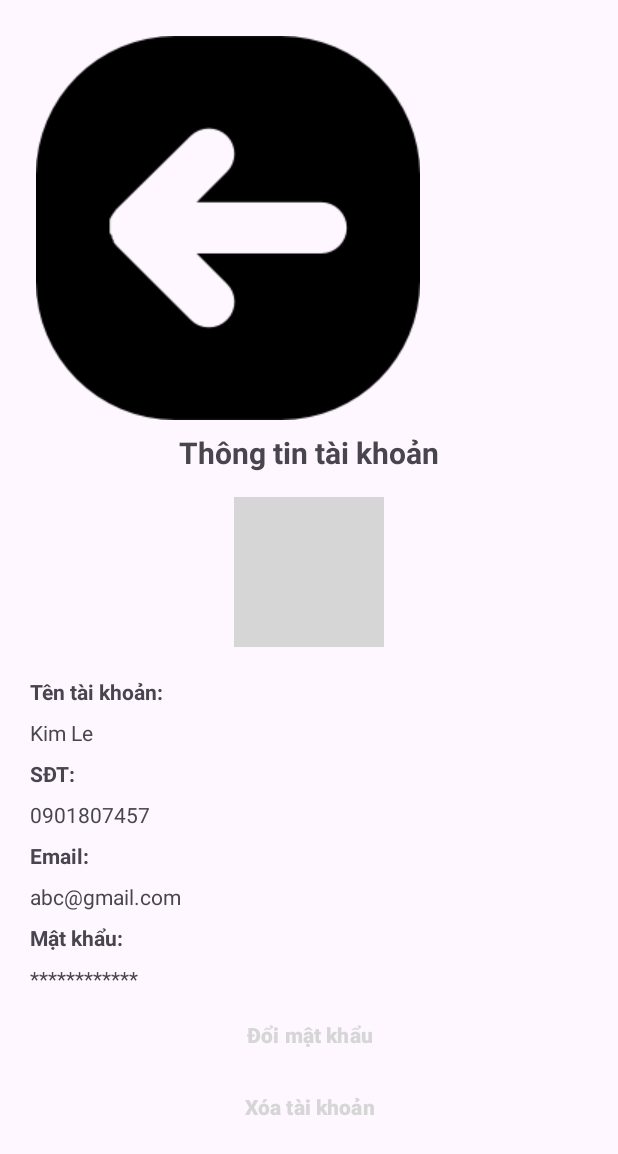
After one commit to uit-ntn/NT118.P12-Team-1, an Android app: the layout activity_account_info.xml on its own in the app's theme, with its tools: preview values and no code run, on a phone screen of 412 x 824 dp. The commit adds this screen. Shown: the top 1154 px of the screen. Run offline under Robolectric (Android 15) with nearby library versions, the phone set to English and light mode, and no system bars; grey boxes are pictures that could not be loaded.

Commit message:
account info activity

```diff
--- a/app/src/main/AndroidManifest.xml
+++ b/app/src/main/AndroidManifest.xml
@@ -52,12 +52,6 @@
         <activity
             android:name=".activities.MapActivity"
             android:exported="true" />
-
-        <!-- MainActivity -->
-        <activity
-            android:name=".MainActivity"
-            android:exported="true" />
-
         <!-- LoginActivity -->
         <activity
             android:name=".activities.LoginActivity"
--- /dev/null
+++ b/app/src/main/res/layout/activity_account_info.xml
@@ -0,0 +1,139 @@
+<LinearLayout
+    xmlns:android="http://schemas.android.com/apk/res/android"
+    xmlns:tools="http://schemas.android.com/tools"
+    android:layout_width="match_parent"
+    android:layout_height="match_parent"
+    android:orientation="vertical"
+    android:padding="16dp"
+    tools:context=".AccountInfoActivity">
+
+    <!-- Back Button -->
+    <ImageView
+        android:id="@+id/backButton"
+        android:layout_width="wrap_content"
+        android:layout_height="wrap_content"
+        android:src="@drawable/ic_back"
+        android:contentDescription="Back"
+        android:padding="8dp" />
+
+    <!-- Title -->
+    <TextView
+        android:id="@+id/titleText"
+        android:layout_width="match_parent"
+        android:layout_height="wrap_content"
+        android:text="Thông tin tài khoản"
+        android:textSize="20sp"
+        android:textStyle="bold"
+        android:gravity="center"
+        android:paddingBottom="16dp" />
+
+    <!-- Profile Picture with Crown Icon -->
+    <FrameLayout
+        android:layout_width="wrap_content"
+        android:layout_height="wrap_content"
+        android:layout_gravity="center"
+        android:paddingBottom="16dp">
+
+        <ImageView
+            android:id="@+id/profilePicture"
+            android:layout_width="100dp"
+            android:layout_height="100dp"
+            android:src="@drawable/dog_profile"
+            android:contentDescription="Profile Picture"
+            android:scaleType="centerCrop"
+            android:background="@drawable/circle_background" />
+
+        <ImageView
+            android:id="@+id/cameraIcon"
+            android:layout_width="30dp"
+            android:layout_height="30dp"
+            android:layout_gravity="bottom|end"
+            android:src="@drawable/ic_camera"
+            android:contentDescription="Edit Picture"
+            android:background="@drawable/circle_background_small"
+            android:padding="4dp" />
+    </FrameLayout>
+
+    <!-- Account Details -->
+    <LinearLayout
+        android:layout_width="match_parent"
+        android:layout_height="wrap_content"
+        android:orientation="vertical">
+
+        <TextView
+            android:layout_width="wrap_content"
+            android:layout_height="wrap_content"
+            android:text="Tên tài khoản:"
+            android:textStyle="bold"
+            android:padding="4dp" />
+
+        <TextView
+            android:id="@+id/accountName"
+            android:layout_width="wrap_content"
+            android:layout_height="wrap_content"
+            android:text="Kim Le"
+            android:padding="4dp" />
+
+        <TextView
+            android:layout_width="wrap_content"
+            android:layout_height="wrap_content"
+            android:text="SĐT:"
+            android:textStyle="bold"
+            android:padding="4dp" />
+
+        <TextView
+            android:id="@+id/phoneNumber"
+            android:layout_width="wrap_content"
+            android:layout_height="wrap_content"
+            android:text="0901807457"
+            android:padding="4dp" />
+
+        <TextView
+            android:layout_width="wrap_content"
+            android:layout_height="wrap_content"
+            android:text="Email:"
+            android:textStyle="bold"
+            android:padding="4dp" />
+
+        <TextView
+            android:id="@+id/emailAddress"
+            android:layout_width="wrap_content"
+            android:layout_height="wrap_content"
+            android:text="abc@gmail.com"
+            android:padding="4dp" />
+
+        <TextView
+            android:layout_width="wrap_content"
+            android:layout_height="wrap_content"
+            android:text="Mật khẩu:"
+            android:textStyle="bold"
+            android:padding="4dp" />
+
+        <TextView
+            android:id="@+id/password"
+            android:layout_width="wrap_content"
+            android:layout_height="wrap_content"
+            android:text="************"
+            android:padding="4dp" />
+    </LinearLayout>
+
+    <!-- Buttons -->
+    <Button
+        android:id="@+id/changePasswordButton"
+        android:layout_width="match_parent"
+        android:layout_height="wrap_content"
+        android:text="Đổi mật khẩu"
+        android:textColor="@color/green"
+        android:background="@android:color/transparent"
+        android:textStyle="bold" />
+
+    <Button
+        android:id="@+id/deleteAccountButton"
+        android:layout_width="match_parent"
+        android:layout_height="wrap_content"
+        android:text="Xóa tài khoản"
+        android:textColor="@color/red"
+        android:background="@android:color/transparent"
+        android:textStyle="bold" />
+
+</LinearLayout>
--- a/gradle/libs.versions.toml
+++ b/gradle/libs.versions.toml
@@ -1,5 +1,5 @@
 [versions]
-agp = "8.5.0"
+agp = "8.7.2"
 junit = "4.13.2"
 junitVersion = "1.2.1"
 espressoCore = "3.6.1"
@@ -12,6 +12,8 @@ kotlin = "1.9.0"
 lifecycleRuntimeKtx = "2.8.6"
 activityCompose = "1.9.3"
 composeBom = "2024.04.01"
+retrofit = "2.9.0"
+gson = "2.9.0"
 
 [libraries]
 junit = { group = "junit", name = "junit", version.ref = "junit" }
@@ -32,6 +34,8 @@ ui-tooling-preview = { group = "androidx.compose.ui", name = "ui-tooling-preview
 ui-test-manifest = { group = "androidx.compose.ui", name = "ui-test-manifest" }
 ui-test-junit4 = { group = "androidx.compose.ui", name = "ui-test-junit4" }
 material3 = { group = "androidx.compose.material3", name = "material3" }
+retrofit = { group = "com.squareup.retrofit2", name = "retrofit", version.ref = "retrofit" }
+retrofit-gson = { group = "com.squareup.retrofit2", name = "converter-gson", version.ref = "gson" }
 
 [plugins]
 android-application = { id = "com.android.application", version.ref = "agp" }
```
Also changed, not shown: app/build.gradle.kts (+4 -6 lines), app/src/main/java/com/roadwatcher/MainActivity.java (+4 -10 lines), app/src/main/java/com/roadwatcher/activities/AccountInfoActivity.java (added, +51 -0 lines), app/src/main/java/com/roadwatcher/activities/LoginActivity.java (+6 -6 lines), app/src/main/java/com/roadwatcher/activities/UserActivity.java (+9 -21 lines), app/src/main/java/com/roadwatcher/utils/SessionManager.java (+46 -5 lines), gradle/wrapper/gradle-wrapper.properties.
